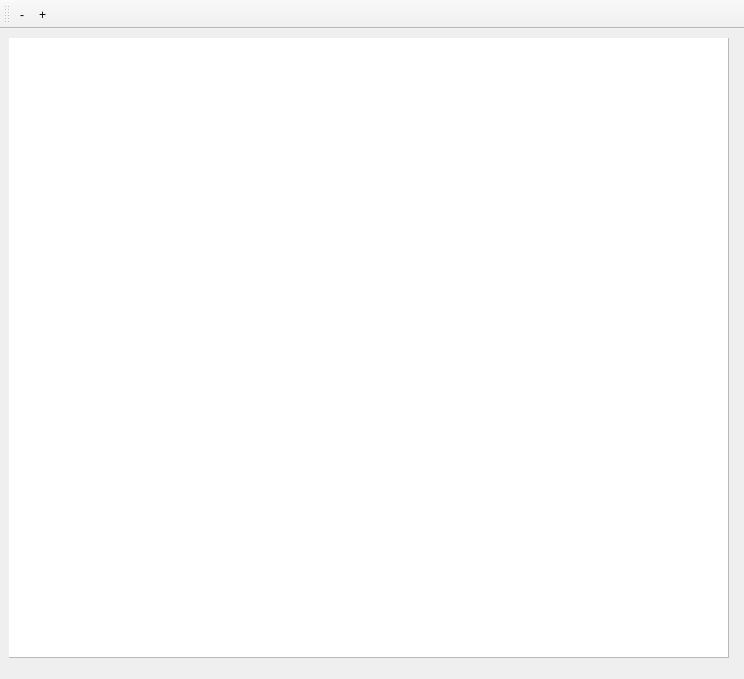
Qt form mainwindow.ui (raqquel21/carta-nautica) before a commit.
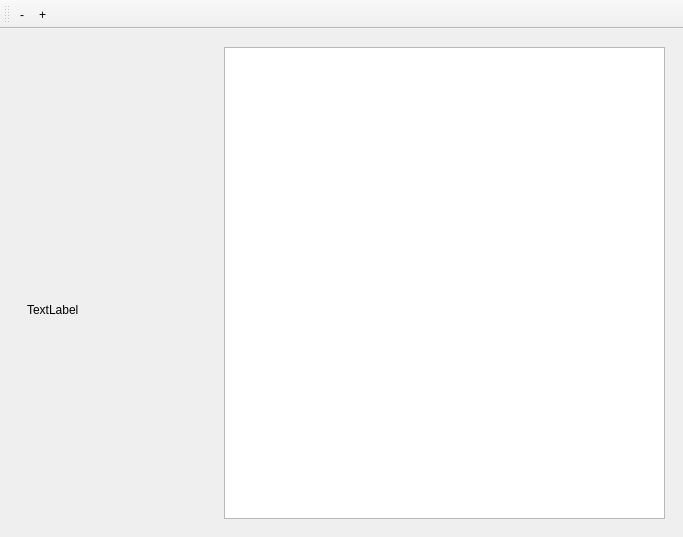
The same form after that commit. Icons and pictures are not drawn.

Patch:
```diff
--- a/mainwindow.ui
+++ b/mainwindow.ui
@@ -6,8 +6,8 @@
    <rect>
     <x>0</x>
     <y>0</y>
-    <width>744</width>
-    <height>679</height>
+    <width>683</width>
+    <height>537</height>
    </rect>
   </property>
   <property name="windowTitle">
@@ -772,21 +772,71 @@
        </layout>
       </widget>
       <widget class="QWidget" name="page">
-       <widget class="QWidget" name="gridLayoutWidget">
-        <property name="geometry">
-         <rect>
-          <x>-1</x>
-          <y>-1</y>
-          <width>721</width>
-          <height>621</height>
-         </rect>
-        </property>
-        <layout class="QGridLayout" name="gridLayout_9">
-         <item row="0" column="0">
-          <widget class="QGraphicsView" name="graphicsView"/>
-         </item>
-        </layout>
-       </widget>
+       <layout class="QHBoxLayout" name="horizontalLayout_4">
+        <item>
+         <widget class="QWidget" name="sidebar_2" native="true">
+          <property name="maximumSize">
+           <size>
+            <width>200</width>
+            <height>16777215</height>
+           </size>
+          </property>
+          <layout class="QGridLayout" name="sidebar">
+           <property name="sizeConstraint">
+            <enum>QLayout::SizeConstraint::SetDefaultConstraint</enum>
+           </property>
+           <item row="0" column="0">
+            <spacer name="horizontalSpacer_5">
+             <property name="orientation">
+              <enum>Qt::Orientation::Horizontal</enum>
+             </property>
+             <property name="sizeHint" stdset="0">
+              <size>
+               <width>40</width>
+               <height>20</height>
+              </size>
+             </property>
+            </spacer>
+           </item>
+           <item row="0" column="1">
+            <widget class="QPushButton" name="sidebarButton">
+             <property name="styleSheet">
+              <string notr="true">QPushButton {
+    border: none;
+	background-repeat: no-repeat;
+    background-position: center;
+
+    min-width: 48px;
+    min-height: 48px;
+}
+
+</string>
+             </property>
+             <property name="text">
+              <string/>
+             </property>
+            </widget>
+           </item>
+           <item row="2" column="0">
+            <widget class="QLabel" name="label">
+             <property name="sizePolicy">
+              <sizepolicy hsizetype="Maximum" vsizetype="Preferred">
+               <horstretch>0</horstretch>
+               <verstretch>0</verstretch>
+              </sizepolicy>
+             </property>
+             <property name="text">
+              <string>TextLabel</string>
+             </property>
+            </widget>
+           </item>
+          </layout>
+         </widget>
+        </item>
+        <item>
+         <widget class="QGraphicsView" name="graphicsView"/>
+        </item>
+       </layout>
       </widget>
      </widget>
     </item>
```
